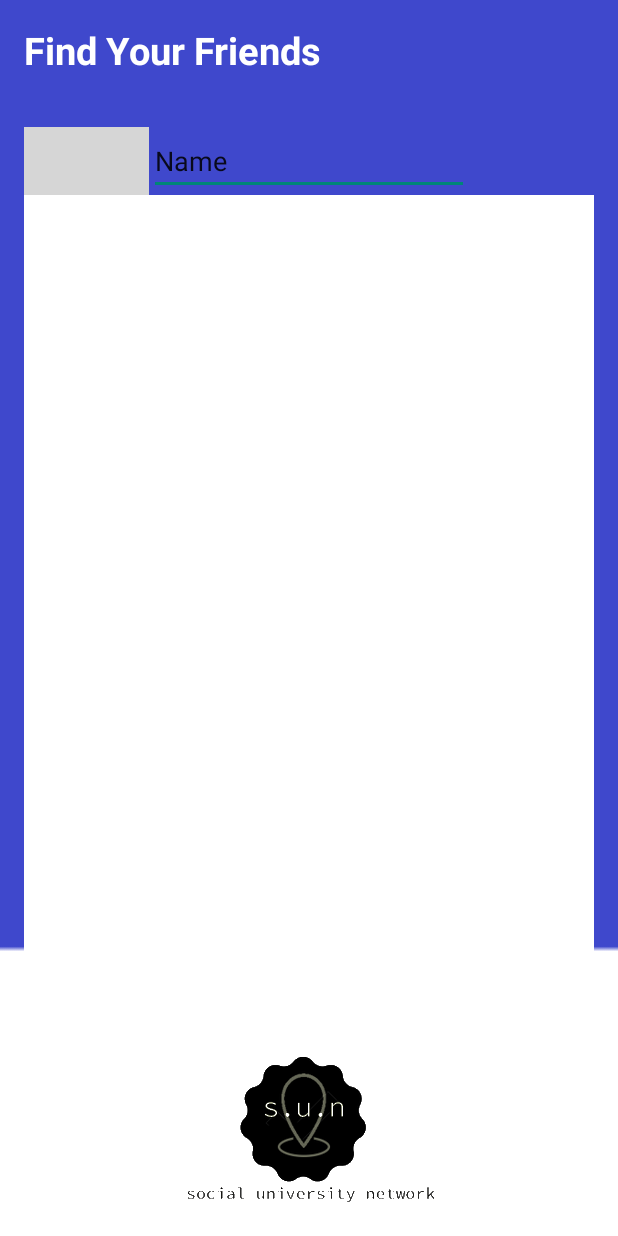
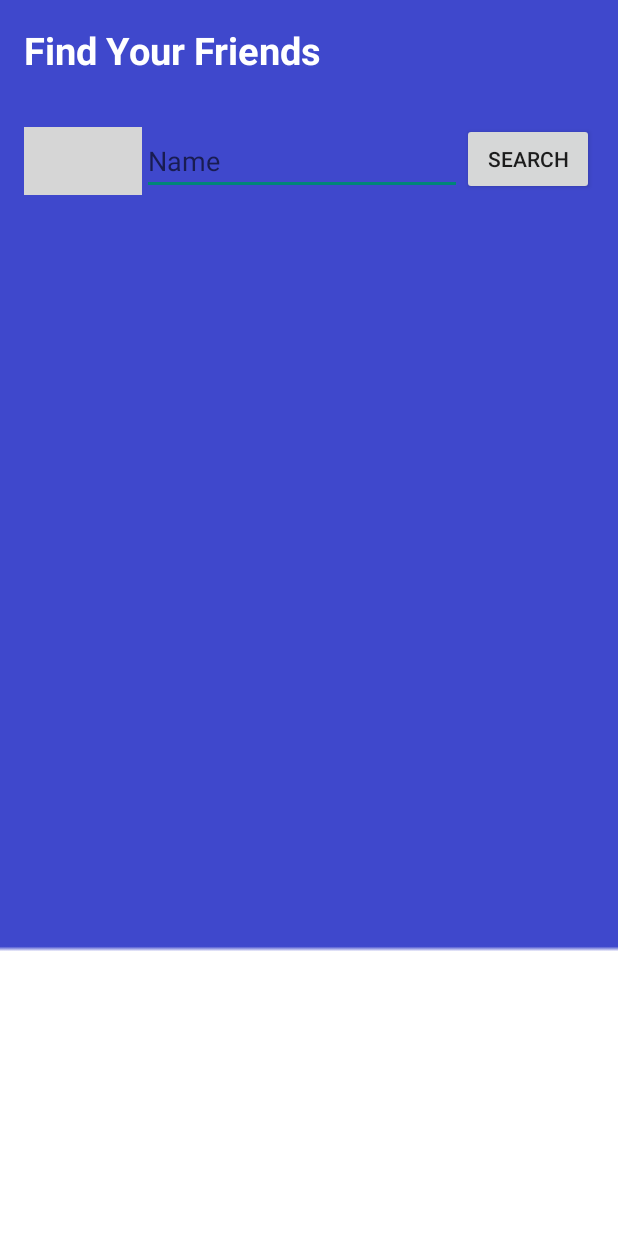
Before and after one commit to damlaozgen/SUN, an Android app: the MainPage screen opened directly, with no data from a screen before it, after a tap on "FIND FRIENDS", on a phone screen of 412 x 824 dp. Run offline under Robolectric (Android 15) with nearby library versions, the phone set to English and light mode, and no system bars; libraries missing offline, so code that uses them is left out: com.nostra13.universalimageloader; 2 statements that could not run were skipped; grey boxes are pictures that could not be loaded.

Commit message:
find friends functionality

```diff
--- a/app/src/main/res/layout/findfriends_page.xml
+++ b/app/src/main/res/layout/findfriends_page.xml
@@ -24,43 +24,45 @@
         android:layout_width="wrap_content"
         android:layout_height="wrap_content"
         android:inputType="textPersonName"
-        android:text="Name"
         android:ems="10"
-        android:id="@+id/editText8"
+        android:id="@+id/find_friends_search_bar"
         android:layout_marginTop="34dp"
         android:layout_below="@+id/textView25"
-        android:layout_centerHorizontal="true" />
+        android:hint="Name"
+        android:layout_toLeftOf="@+id/find_friends_search_button"
+        android:layout_toStartOf="@+id/find_friends_search_button" />
 
     <ImageView
-        android:layout_width="wrap_content"
-        android:layout_height="wrap_content"
+        android:layout_width="20dp"
+        android:layout_height="20dp"
         android:id="@+id/imageView16"
         android:background="@drawable/abc_ic_search_api_mtrl_alpha"
-        android:layout_alignBottom="@+id/editText8"
+        android:layout_alignBottom="@+id/find_friends_search_bar"
         android:layout_alignParentLeft="true"
         android:layout_alignParentStart="true"
-        android:layout_toLeftOf="@+id/editText8"
-        android:layout_toStartOf="@+id/editText8"
-        android:layout_alignTop="@+id/editText8" />
-
-    <ImageView
-        android:layout_width="wrap_content"
-        android:layout_height="wrap_content"
-        android:id="@+id/imageView17"
-        android:background="@drawable/sun"
-        android:layout_alignParentBottom="true"
-        android:layout_centerHorizontal="true" />
+        android:layout_toLeftOf="@+id/find_friends_search_bar"
+        android:layout_toStartOf="@+id/find_friends_search_bar"
+        android:layout_alignTop="@+id/find_friends_search_bar" />
 
     <ListView
         android:layout_width="wrap_content"
         android:layout_height="wrap_content"
-        android:id="@+id/listView6"
+        android:id="@+id/find_friends_list"
         android:layout_alignParentLeft="true"
         android:layout_alignParentStart="true"
-        android:layout_below="@+id/editText8"
-        android:layout_above="@+id/imageView17"
+        android:layout_below="@+id/find_friends_search_bar"
         android:background="#ffffffff"
         android:layout_alignParentRight="true"
         android:layout_alignParentEnd="true" />
 
+    <Button
+        android:layout_width="wrap_content"
+        android:layout_height="wrap_content"
+        android:text="Search"
+        android:id="@+id/find_friends_search_button"
+        android:layout_alignBottom="@+id/find_friends_search_bar"
+        android:layout_alignRight="@+id/find_friends_list"
+        android:layout_alignEnd="@+id/find_friends_list"
+        android:onClick="search" />
+
 </RelativeLayout>
```
Also changed, not shown: app/src/main/java/me/sunapp/helper/FriendListAdapter.java (added, +44 -0 lines), app/src/main/java/me/sunapp/view/FindFriendsPage.java (+43 -0 lines), app/src/main/java/me/sunapp/view/MainPage.java (+0 -11 lines), app/src/main/res/layout/student_row.xml (added, +20 -0 lines).
